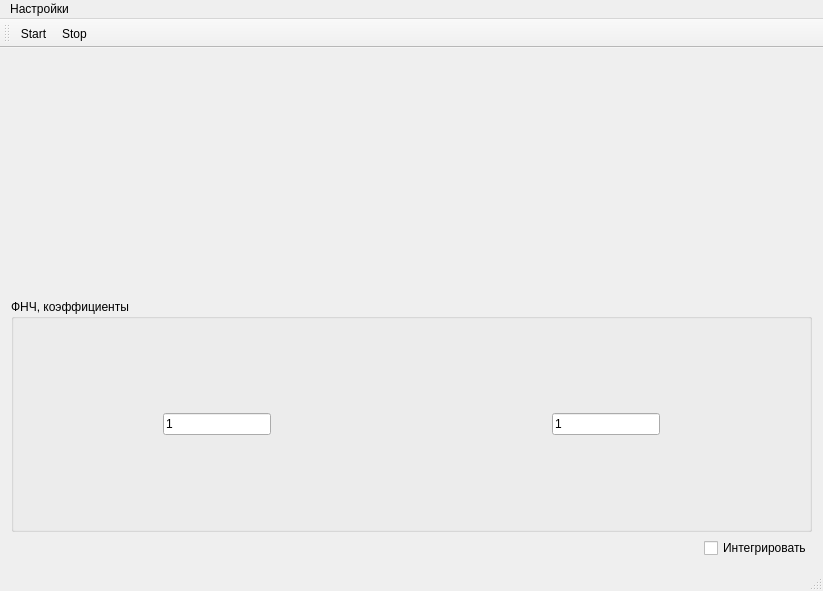
Above: mainwindow.ui from Megavolos/SynchroTest before the change. Below: the same form after it.
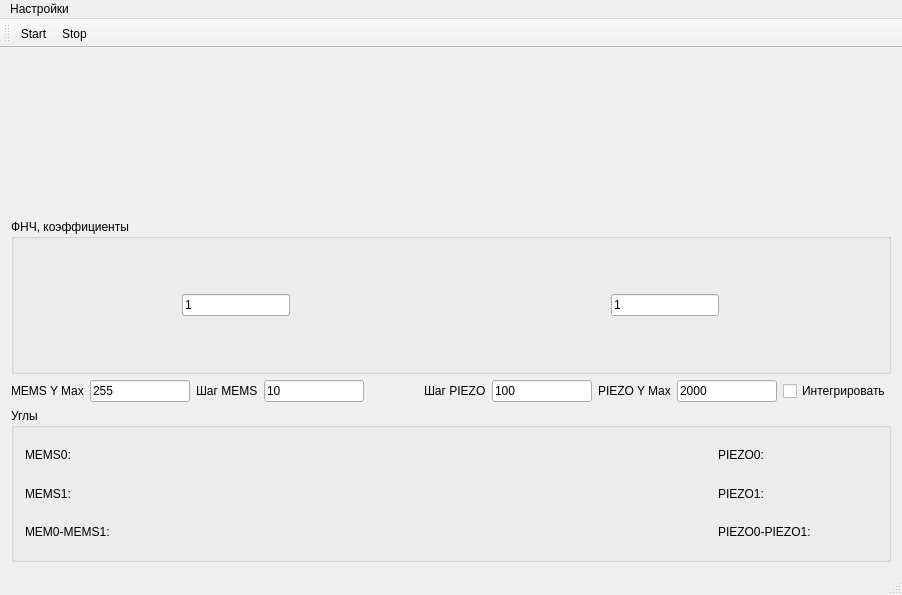
That is the form after the change. Custom widgets are drawn as their Qt base class.

The edit to the form file:
```diff
--- a/mainwindow.ui
+++ b/mainwindow.ui
@@ -6,8 +6,8 @@
    <rect>
     <x>0</x>
     <y>0</y>
-    <width>823</width>
-    <height>591</height>
+    <width>902</width>
+    <height>595</height>
    </rect>
   </property>
   <property name="windowTitle">
@@ -15,8 +15,147 @@
   </property>
   <widget class="QWidget" name="centralWidget">
    <layout class="QGridLayout" name="gridLayout">
-    <item row="0" column="1">
-     <widget class="QwtPlot" name="qwtPlot_2"/>
+    <item row="5" column="0" colspan="2">
+     <widget class="QGroupBox" name="groupBox_2">
+      <property name="title">
+       <string>Углы</string>
+      </property>
+      <layout class="QGridLayout" name="gridLayout_3">
+       <item row="0" column="3">
+        <widget class="QLabel" name="PIEZO0_label">
+         <property name="text">
+          <string>PIEZO0:</string>
+         </property>
+        </widget>
+       </item>
+       <item row="0" column="0" alignment="Qt::AlignLeft">
+        <widget class="QLabel" name="MEMS0_label">
+         <property name="text">
+          <string>MEMS0:</string>
+         </property>
+        </widget>
+       </item>
+       <item row="1" column="0" alignment="Qt::AlignLeft">
+        <widget class="QLabel" name="MEMS1_label">
+         <property name="text">
+          <string>MEMS1:</string>
+         </property>
+        </widget>
+       </item>
+       <item row="1" column="1" alignment="Qt::AlignLeft">
+        <widget class="QLabel" name="MEMS1_angle_label">
+         <property name="minimumSize">
+          <size>
+           <width>60</width>
+           <height>0</height>
+          </size>
+         </property>
+         <property name="text">
+          <string/>
+         </property>
+        </widget>
+       </item>
+       <item row="0" column="4">
+        <widget class="QLabel" name="PIEZO0_angle_label">
+         <property name="minimumSize">
+          <size>
+           <width>60</width>
+           <height>0</height>
+          </size>
+         </property>
+         <property name="text">
+          <string/>
+         </property>
+        </widget>
+       </item>
+       <item row="1" column="3">
+        <widget class="QLabel" name="PIEZO1_label">
+         <property name="text">
+          <string>PIEZO1:</string>
+         </property>
+        </widget>
+       </item>
+       <item row="2" column="4">
+        <widget class="QLabel" name="PIEZO_label_2">
+         <property name="minimumSize">
+          <size>
+           <width>60</width>
+           <height>0</height>
+          </size>
+         </property>
+         <property name="text">
+          <string/>
+         </property>
+        </widget>
+       </item>
+       <item row="1" column="4">
+        <widget class="QLabel" name="PIEZO1_angle_label">
+         <property name="minimumSize">
+          <size>
+           <width>60</width>
+           <height>0</height>
+          </size>
+         </property>
+         <property name="text">
+          <string/>
+         </property>
+        </widget>
+       </item>
+       <item row="2" column="1" alignment="Qt::AlignLeft">
+        <widget class="QLabel" name="MEMS_diff_label">
+         <property name="minimumSize">
+          <size>
+           <width>60</width>
+           <height>0</height>
+          </size>
+         </property>
+         <property name="text">
+          <string/>
+         </property>
+        </widget>
+       </item>
+       <item row="2" column="0" alignment="Qt::AlignLeft">
+        <widget class="QLabel" name="MEMS_label_2">
+         <property name="text">
+          <string>MEM0-MEMS1:</string>
+         </property>
+        </widget>
+       </item>
+       <item row="0" column="1" alignment="Qt::AlignLeft">
+        <widget class="QLabel" name="MEMS0_angle_label">
+         <property name="minimumSize">
+          <size>
+           <width>60</width>
+           <height>0</height>
+          </size>
+         </property>
+         <property name="text">
+          <string/>
+         </property>
+        </widget>
+       </item>
+       <item row="2" column="3">
+        <widget class="QLabel" name="PIEZO_diff_label">
+         <property name="text">
+          <string>PIEZO0-PIEZO1:</string>
+         </property>
+        </widget>
+       </item>
+       <item row="1" column="2">
+        <spacer name="horizontalSpacer">
+         <property name="orientation">
+          <enum>Qt::Horizontal</enum>
+         </property>
+         <property name="sizeHint" stdset="0">
+          <size>
+           <width>40</width>
+           <height>20</height>
+          </size>
+         </property>
+        </spacer>
+       </item>
+      </layout>
+     </widget>
     </item>
     <item row="0" column="0">
      <widget class="QwtPlot" name="qwtPlot"/>
@@ -50,12 +189,112 @@
       </layout>
      </widget>
     </item>
-    <item row="2" column="1" alignment="Qt::AlignRight">
-     <widget class="QCheckBox" name="IntegratePiezo">
-      <property name="text">
-       <string>Интегрировать</string>
-      </property>
-     </widget>
+    <item row="0" column="1">
+     <widget class="QwtPlot" name="qwtPlot_2"/>
+    </item>
+    <item row="2" column="0" colspan="2">
+     <layout class="QGridLayout" name="gridLayout_5">
+      <item row="2" column="9">
+       <widget class="QCheckBox" name="IntegratePiezo">
+        <property name="text">
+         <string>Интегрировать</string>
+        </property>
+       </widget>
+      </item>
+      <item row="2" column="3">
+       <widget class="QLineEdit" name="MEMSStep_lineEdit">
+        <property name="maximumSize">
+         <size>
+          <width>100</width>
+          <height>16777215</height>
+         </size>
+        </property>
+        <property name="text">
+         <string>10</string>
+        </property>
+       </widget>
+      </item>
+      <item row="2" column="5">
+       <widget class="QLabel" name="label_4">
+        <property name="text">
+         <string>Шаг PIEZO</string>
+        </property>
+       </widget>
+      </item>
+      <item row="2" column="4">
+       <spacer name="horizontalSpacer_2">
+        <property name="orientation">
+         <enum>Qt::Horizontal</enum>
+        </property>
+        <property name="sizeHint" stdset="0">
+         <size>
+          <width>40</width>
+          <height>20</height>
+         </size>
+        </property>
+       </spacer>
+      </item>
+      <item row="2" column="8">
+       <widget class="QLineEdit" name="piezoYMax_lineEdit">
+        <property name="maximumSize">
+         <size>
+          <width>100</width>
+          <height>16777215</height>
+         </size>
+        </property>
+        <property name="text">
+         <string>2000</string>
+        </property>
+       </widget>
+      </item>
+      <item row="2" column="2">
+       <widget class="QLabel" name="label_3">
+        <property name="text">
+         <string>Шаг MEMS</string>
+        </property>
+       </widget>
+      </item>
+      <item row="2" column="0">
+       <widget class="QLabel" name="label">
+        <property name="text">
+         <string>MEMS Y Max</string>
+        </property>
+       </widget>
+      </item>
+      <item row="2" column="7">
+       <widget class="QLabel" name="label_2">
+        <property name="text">
+         <string>PIEZO Y Max</string>
+        </property>
+       </widget>
+      </item>
+      <item row="2" column="1">
+       <widget class="QLineEdit" name="memsYMax_lineEdit">
+        <property name="maximumSize">
+         <size>
+          <width>100</width>
+          <height>16777215</height>
+         </size>
+        </property>
+        <property name="text">
+         <string>255</string>
+        </property>
+       </widget>
+      </item>
+      <item row="2" column="6">
+       <widget class="QLineEdit" name="PIEZOStep_lineEdit">
+        <property name="maximumSize">
+         <size>
+          <width>100</width>
+          <height>16777215</height>
+         </size>
+        </property>
+        <property name="text">
+         <string>100</string>
+        </property>
+       </widget>
+      </item>
+     </layout>
     </item>
    </layout>
   </widget>
@@ -64,7 +303,7 @@
     <rect>
      <x>0</x>
      <y>0</y>
-     <width>823</width>
+     <width>902</width>
      <height>19</height>
     </rect>
    </property>
```
